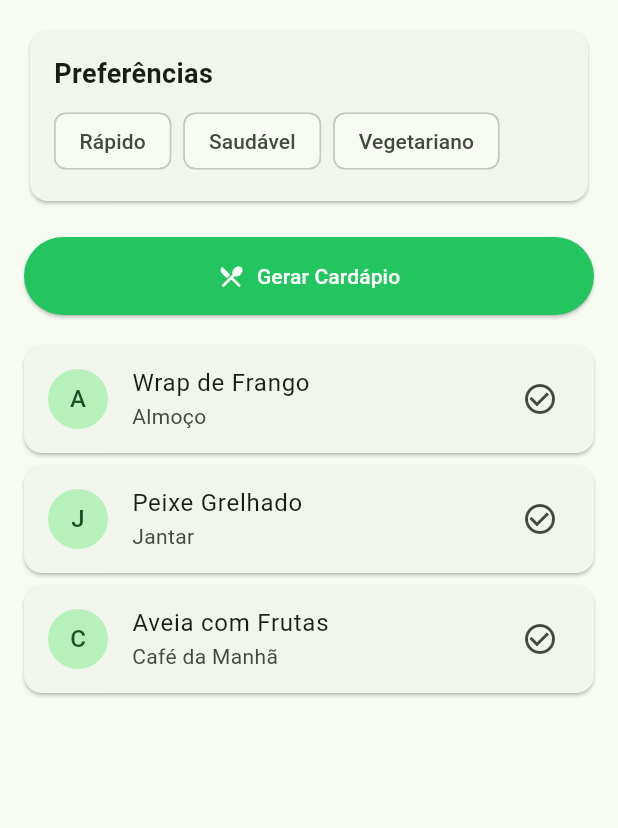
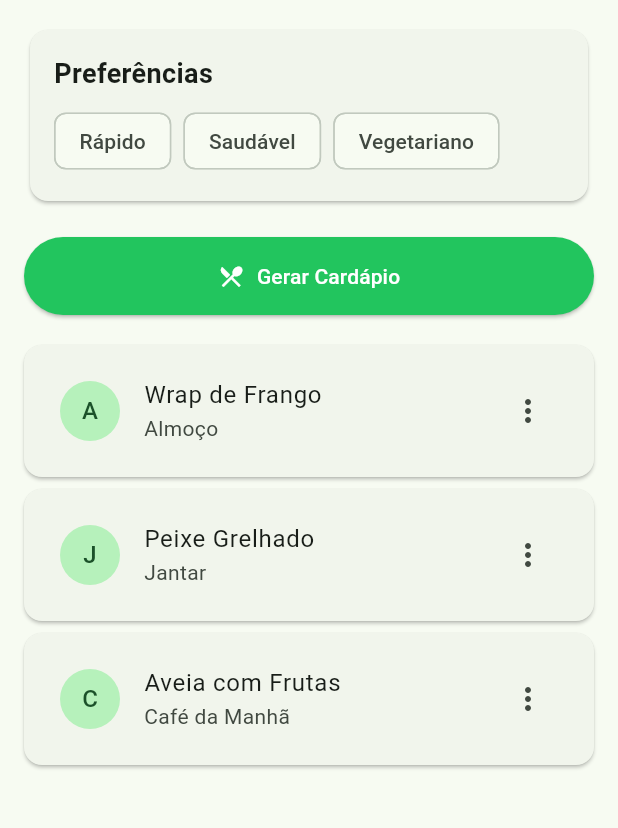
Before and after one commit to laurinja/mealprep_lite, a Flutter app: the HomePage screen opened by its route, after a tap on "Gerar Cardápio", on a phone screen of 412 x 824 dp, the part 84-912 px from its top. Run offline on Flutter 3.47's test engine with Material 3 defaults, Android fonts, the phone set to English and light mode, and no system bars; our stand-ins replace flutter_image_compress, flutter_markdown, image_picker, shared_preferences; accounts and stored records are empty.

Commit message:
Add meal actions dialog and improve meal list UI
Introduces MealActionsDialog for editing or removing meals via a dialog triggered by long-pressing a meal in the home page. Updates the meal list to use InkWell for gesture detection and visual feedback, and enhances AppDrawer to fetch user photo from PrefsService and improve user info display.

```diff
--- a/lib/widgets/app_drawer.dart
+++ b/lib/widgets/app_drawer.dart
@@ -1,33 +1,45 @@
 import 'dart:io';
 import 'package:flutter/material.dart';
+import 'package:provider/provider.dart';
+import '../services/prefs_service.dart';
 
 class AppDrawer extends StatelessWidget {
-  final String? userPhotoPath;
+
   final VoidCallback onEditAvatarPressed;
 
   const AppDrawer({
     super.key,
-    required this.userPhotoPath,
     required this.onEditAvatarPressed,
   });
 
   @override
   Widget build(BuildContext context) {
     final theme = Theme.of(context);
+
+
+    final prefs = context.watch<PrefsService>();
+    final userPhotoPath = prefs.userPhotoPath;
+
     return Drawer(
       child: Column(
         children: [
           UserAccountsDrawerHeader(
             decoration: BoxDecoration(color: theme.colorScheme.secondary),
-            accountName: const Text('Usuário'),
-            accountEmail: const Text('MealPrep Lite'),
+
+            accountName: const Text(
+              'Estudante MealPrep',
+              style: TextStyle(fontWeight: FontWeight.bold)
+            ),
+            accountEmail: const Text('estudante@email.com'),
             currentAccountPicture: GestureDetector(
               onTap: onEditAvatarPressed,
               child: CircleAvatar(
                 backgroundColor: Colors.white,
-                backgroundImage: userPhotoPath != null ? FileImage(File(userPhotoPath!)) : null,
+                backgroundImage: userPhotoPath != null
+                    ? FileImage(File(userPhotoPath))
+                    : null,
                 child: userPhotoPath == null
-                    ? Icon(Icons.person, color: theme.colorScheme.primary)
+                    ? Icon(Icons.person, size: 40, color: theme.colorScheme.primary)
                     : null,
               ),
             ),
```
Also changed, not shown: lib/features/meal/presentation/dialogs/meal_actions_dialog.dart (added, +51 -0 lines), lib/pages/home_page.dart (+61 -5 lines).
